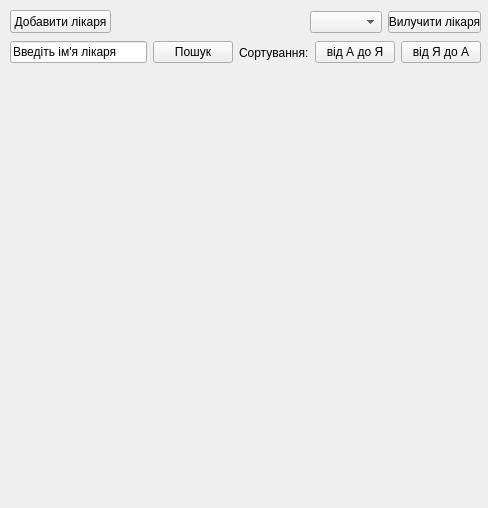
Above: doctorlist.ui from Shadowfank/ClinicRegistry before the change. Below: the same form after it.
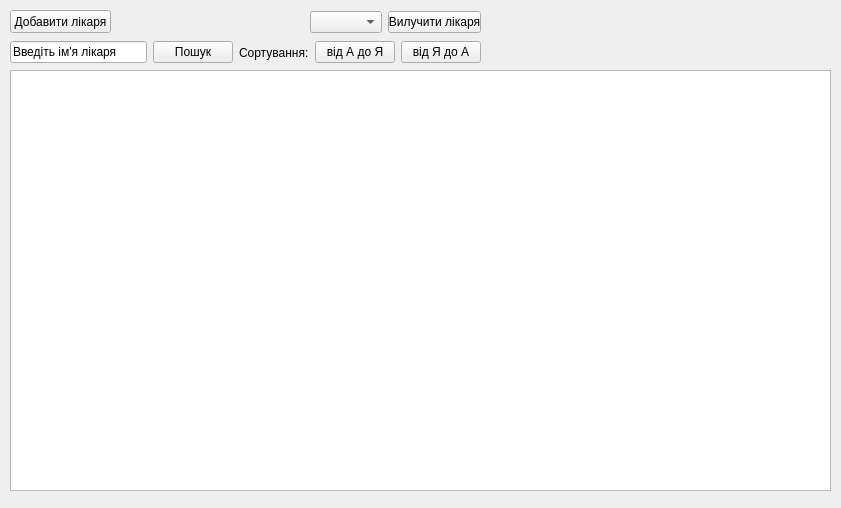
That is the form after the change.

Patch:
```diff
--- a/doctorlist.ui
+++ b/doctorlist.ui
@@ -6,7 +6,7 @@
    <rect>
     <x>0</x>
     <y>0</y>
-    <width>488</width>
+    <width>841</width>
     <height>508</height>
    </rect>
   </property>
@@ -98,6 +98,16 @@
     </item>
    </layout>
   </widget>
+  <widget class="QTableView" name="tableDoctors">
+   <property name="geometry">
+    <rect>
+     <x>10</x>
+     <y>70</y>
+     <width>821</width>
+     <height>421</height>
+    </rect>
+   </property>
+  </widget>
  </widget>
  <resources/>
  <connections/>
```
